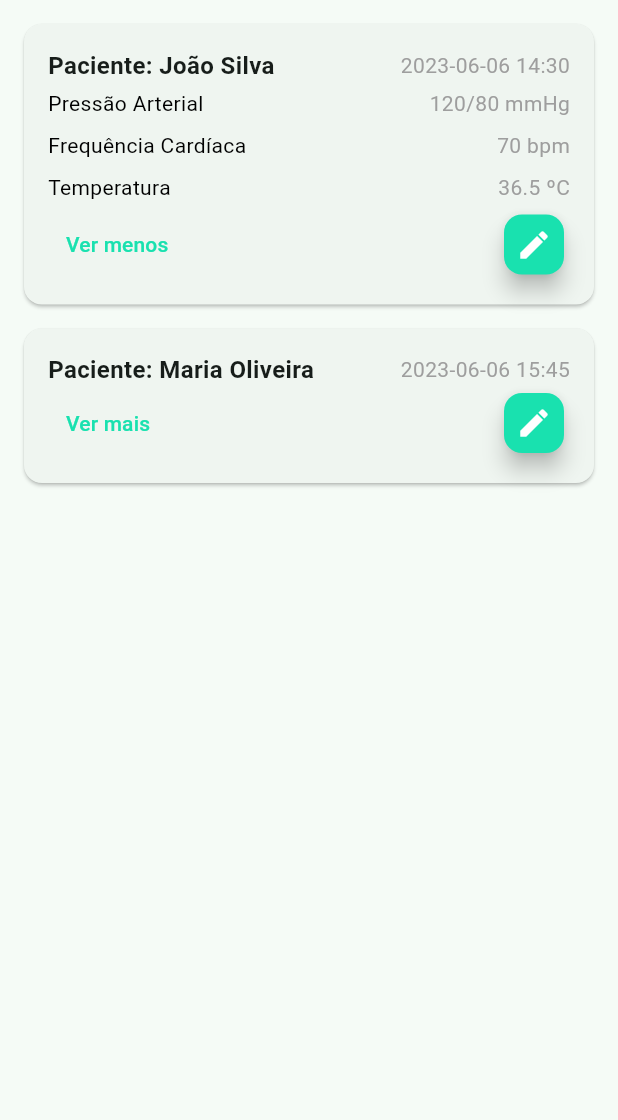
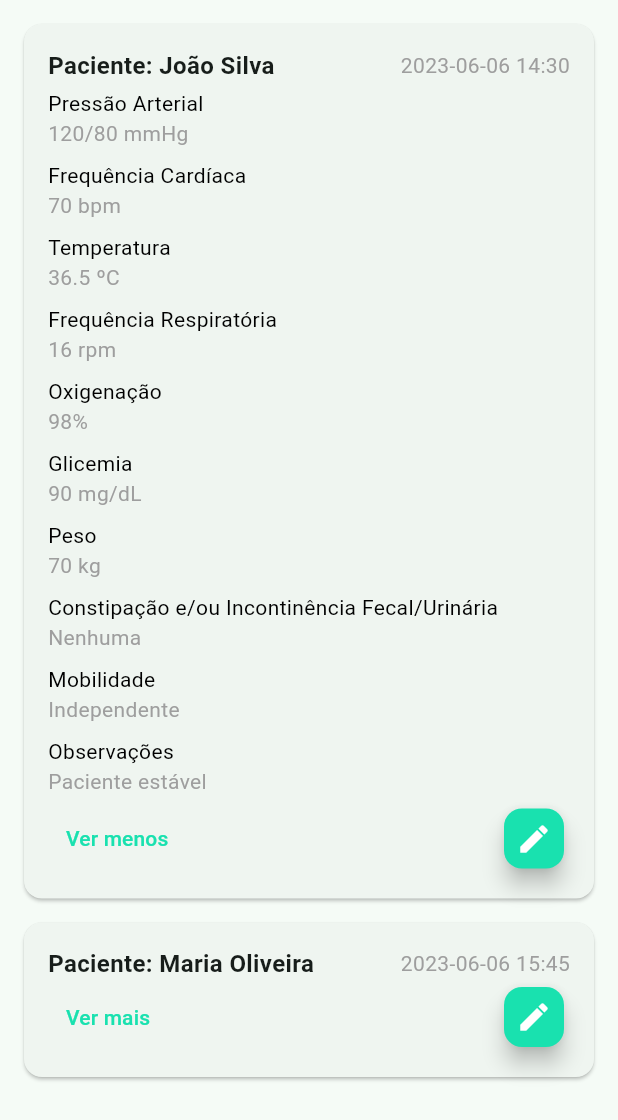
Before and after one commit to DeboraBorgesDev/careSyncApp, a Flutter app: the RegistrosContent screen opened directly, after a tap on "Ver mais", on a phone screen of 412 x 824 dp. Shown: the top 1120 px of the screen. Run offline on Flutter 3.47's test engine with Material 3 defaults, Android fonts, the phone set to English and light mode, and no system bars.

Commit message:
alteração na estrutura do card da lista de registros

```diff
--- a/lib/registros/registros.view.dart
+++ b/lib/registros/registros.view.dart
@@ -8,8 +8,7 @@ class RegistrosPage extends StatelessWidget {
   Widget build(BuildContext context) {
     return const AppScaffold(
       selectedIndex: 1,
-       body: RegistrosContent(),
-
+      body: RegistrosContent(),
     );
   }
 }
@@ -19,7 +18,6 @@ class RegistrosContent extends StatelessWidget {
 
   @override
   Widget build(BuildContext context) {
-    // Exemplo de dados
     final List<Map<String, dynamic>> registros = [
       {
         'nomePaciente': 'João Silva',
@@ -28,6 +26,13 @@ class RegistrosContent extends StatelessWidget {
           {'descricao': 'Pressão Arterial', 'resultado': '120/80 mmHg'},
           {'descricao': 'Frequência Cardíaca', 'resultado': '70 bpm'},
           {'descricao': 'Temperatura', 'resultado': '36.5 ºC'},
+          {'descricao': 'Frequência Respiratória', 'resultado': '16 rpm'},
+          {'descricao': 'Oxigenação', 'resultado': '98%'},
+          {'descricao': 'Glicemia', 'resultado': '90 mg/dL'},
+          {'descricao': 'Peso', 'resultado': '70 kg'},
+          {'descricao': 'Constipação e/ou Incontinência Fecal/Urinária', 'resultado': 'Nenhuma'},
+          {'descricao': 'Mobilidade', 'resultado': 'Independente'},
+          {'descricao': 'Observações', 'resultado': 'Paciente estável'},
         ],
       },
       {
@@ -37,9 +42,15 @@ class RegistrosContent extends StatelessWidget {
           {'descricao': 'Pressão Arterial', 'resultado': '130/85 mmHg'},
           {'descricao': 'Frequência Cardíaca', 'resultado': '75 bpm'},
           {'descricao': 'Temperatura', 'resultado': '36.7 ºC'},
+          {'descricao': 'Frequência Respiratória', 'resultado': '18 rpm'},
+          {'descricao': 'Oxigenação', 'resultado': '97%'},
+          {'descricao': 'Glicemia', 'resultado': '100 mg/dL'},
+          {'descricao': 'Peso', 'resultado': '65 kg'},
+          {'descricao': 'Constipação e/ou Incontinência Fecal/Urinária', 'resultado': 'Nenhuma'},
+          {'descricao': 'Mobilidade', 'resultado': 'Auxílio para caminhar'},
+          {'descricao': 'Observações', 'resultado': 'Paciente com leve dor nas pernas'},
         ],
       },
-      // Adicione mais registros conforme necessário
     ];
 
     return Scaffold(
@@ -79,9 +90,11 @@ class _RegistroCardState extends State<RegistroCard> {
             Row(
               mainAxisAlignment: MainAxisAlignment.spaceBetween,
               children: [
-                Text(
-                  'Paciente: ${widget.registro['nomePaciente']}',
-                  style: const TextStyle(fontSize: 16, fontWeight: FontWeight.bold),
+                Expanded(
+                  child: Text(
+                    'Paciente: ${widget.registro['nomePaciente']}',
+                    style: const TextStyle(fontSize: 16, fontWeight: FontWeight.bold),
+                  ),
                 ),
                 Text(
                   widget.registro['dataHora'],
@@ -93,8 +106,8 @@ class _RegistroCardState extends State<RegistroCard> {
               ...widget.registro['sinaisVitais'].map<Widget>((sinal) {
                 return Padding(
                   padding: const EdgeInsets.symmetric(vertical: 4.0),
-                  child: Row(
-                    mainAxisAlignment: MainAxisAlignment.spaceBetween,
+                  child: Column(
+                    crossAxisAlignment: CrossAxisAlignment.start,
                     children: [
                       Text(
                         sinal['descricao'],
@@ -120,8 +133,7 @@ class _RegistroCardState extends State<RegistroCard> {
                   child: Text(
                     _isExpanded ? 'Ver menos' : 'Ver mais',
                     style: const TextStyle(color: Color.fromARGB(255, 25, 225, 175)),
-                    ),
-
+                  ),
                 ),
                 FloatingActionButton(
                   onPressed: () {
```
